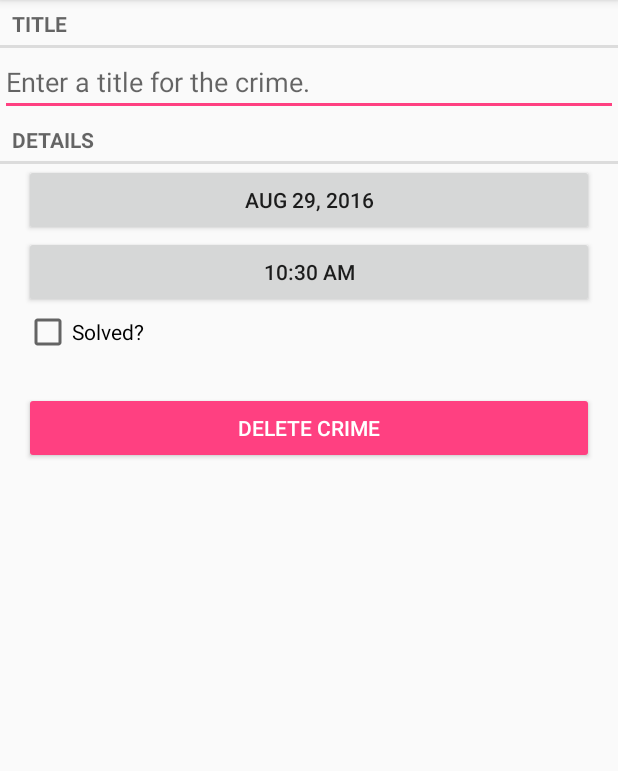
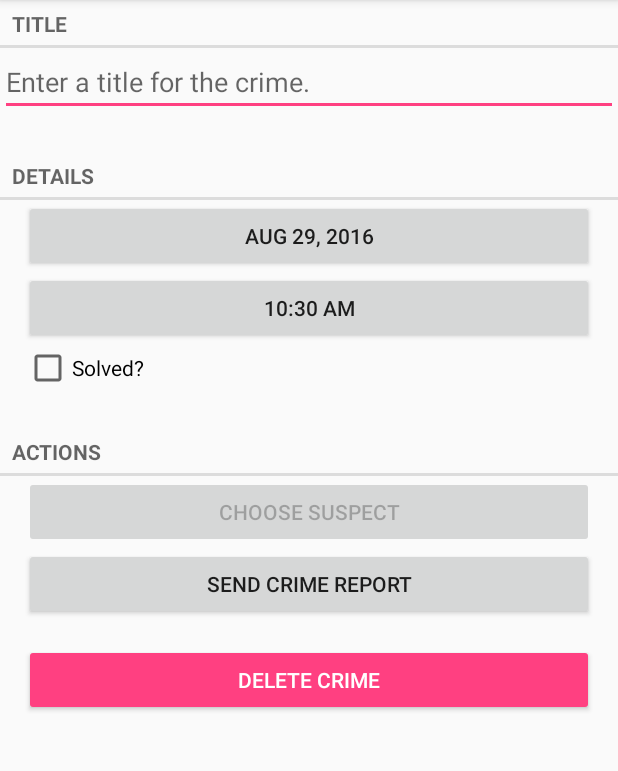
Before and after one commit to rosscooperman/android, an Android app: the CrimePagerActivity screen opened directly, with no data from a screen before it, on a phone screen of 412 x 824 dp, the part 84-855 px from its top. Run offline under Robolectric (Android 15) with nearby library versions, the phone set to English and light mode, and no system bars.

Commit message:
Chapter 15 Challenge 1

```diff
--- a/app/src/main/java/com/knowme/criminalintent/Crime.java
+++ b/app/src/main/java/com/knowme/criminalintent/Crime.java
@@ -13,6 +13,7 @@ public class Crime {
     private String mTitle;
     private Date mDate;
     private boolean mSolved;
+    private String mSuspect;
 
     public Crime() {
         this(UUID.randomUUID());
@@ -51,12 +52,21 @@ public class Crime {
         mSolved = solved;
     }
 
+    public String getSuspect() {
+        return mSuspect;
+    }
+
+    public void setSuspect(String suspect) {
+        mSuspect = suspect;
+    }
+
     public ContentValues toContentValues() {
         ContentValues values = new ContentValues();
         values.put(CrimeTable.Cols.UUID, getId().toString());
         values.put(CrimeTable.Cols.TITLE, getTitle());
         values.put(CrimeTable.Cols.DATE, getDate().getTime());
         values.put(CrimeTable.Cols.SOLVED, isSolved() ? 1 : 0);
+        values.put(CrimeTable.Cols.SUSPECT, getSuspect());
         return values;
     }
 }
--- a/app/src/main/java/com/knowme/criminalintent/CrimeBaseHelper.java
+++ b/app/src/main/java/com/knowme/criminalintent/CrimeBaseHelper.java
@@ -22,7 +22,8 @@ public class CrimeBaseHelper extends SQLiteOpenHelper {
                 CrimeTable.Cols.UUID + ", " +
                 CrimeTable.Cols.TITLE + ", " +
                 CrimeTable.Cols.DATE + ", " +
-                CrimeTable.Cols.SOLVED +
+                CrimeTable.Cols.SOLVED + ", " +
+                CrimeTable.Cols.SUSPECT +
                 ")"
         );
     }
--- a/app/src/main/java/com/knowme/criminalintent/CrimeCursorWrapper.java
+++ b/app/src/main/java/com/knowme/criminalintent/CrimeCursorWrapper.java
@@ -19,11 +19,13 @@ public class CrimeCursorWrapper extends CursorWrapper {
         String title = getString(getColumnIndex(CrimeTable.Cols.TITLE));
         long date = getLong(getColumnIndex(CrimeTable.Cols.DATE));
         int isSolved = getInt(getColumnIndex(CrimeTable.Cols.SOLVED));
+        String suspect = getString(getColumnIndex(CrimeTable.Cols.SUSPECT));
 
         Crime crime = new Crime(UUID.fromString(uuidString));
         crime.setTitle(title);
         crime.setDate(new Date(date));
         crime.setSolved(isSolved != 0);
+        crime.setSuspect(suspect);
 
         return crime;
     }
--- a/app/src/main/java/com/knowme/criminalintent/CrimeDbSchema.java
+++ b/app/src/main/java/com/knowme/criminalintent/CrimeDbSchema.java
@@ -10,6 +10,7 @@ public class CrimeDbSchema {
             public static final String TITLE = "title";
             public static final String DATE = "date";
             public static final String SOLVED = "solved";
+            public static final String SUSPECT = "suspect";
         }
     }
 }
--- a/app/src/main/java/com/knowme/criminalintent/CrimeFragment.java
+++ b/app/src/main/java/com/knowme/criminalintent/CrimeFragment.java
@@ -2,9 +2,15 @@ package com.knowme.criminalintent;
 
 import android.app.Activity;
 import android.content.Intent;
+import android.content.pm.PackageManager;
+import android.database.Cursor;
+import android.net.Uri;
 import android.os.Bundle;
+import android.provider.ContactsContract;
 import android.support.annotation.Nullable;
 import android.support.v4.app.Fragment;
+import android.support.v4.app.ShareCompat;
+import android.support.v4.app.ShareCompat.IntentBuilder;
 import android.text.Editable;
 import android.text.TextWatcher;
 import android.text.format.DateFormat;
@@ -29,7 +35,7 @@ public class CrimeFragment extends Fragment {
 
     private static final int REQUEST_DATE = 0;
     private static final int REQUEST_TIME = 1;
-
+    private static final int REQUEST_CONTACT = 3;
 
     private Crime mCrime;
 
@@ -37,6 +43,8 @@ public class CrimeFragment extends Fragment {
     private Button mDateButton;
     private Button mTimeButton;
     private CheckBox mSolvedCheckBox;
+    private Button mSuspectButton;
+    private Button mSendReportButton;
     private Button mDeleteButton;
 
     private void updateDate() {
@@ -45,6 +53,26 @@ public class CrimeFragment extends Fragment {
 
         mDateButton.setText(dateFormatter.format(mCrime.getDate()));
         mTimeButton.setText(timeFormatter.format(mCrime.getDate()));
+    }
+
+    private String getCrimeReport() {
+        String solvedString = null;
+        if (mCrime.isSolved()) {
+            solvedString = getString(R.string.crime_report_solved);
+        } else {
+            solvedString = getString(R.string.crime_report_unsolved);
+        }
+
+        String dateString = DateFormat.format("EEE, MMM dd", mCrime.getDate()).toString();
+
+        String suspect= mCrime.getSuspect();
+        if (suspect == null) {
+            suspect = getString(R.string.crime_report_no_suspect);
+        } else {
+            suspect = getString(R.string.crime_report_suspect, suspect);
+        }
+
+        return getString(R.string.crime_report, mCrime.getTitle(), dateString, solvedString, suspect);
     }
 
     @Override
@@ -69,6 +97,8 @@ public class CrimeFragment extends Fragment {
         mDateButton = (Button)v.findViewById(R.id.crime_date);
         mTimeButton = (Button)v.findViewById(R.id.crime_time);
         mSolvedCheckBox = (CheckBox)v.findViewById(R.id.crime_solved);
+        mSuspectButton = (Button)v.findViewById(R.id.choose_suspect_button);
+        mSendReportButton = (Button)v.findViewById(R.id.send_report_button);
         mDeleteButton = (Button)v.findViewById(R.id.delete_crime_button);
 
         mTitleField.setText(mCrime.getTitle());
@@ -113,6 +143,36 @@ public class CrimeFragment extends Fragment {
             }
         });
 
+        final Intent pickContactIntent = new Intent(Intent.ACTION_PICK, ContactsContract.Contacts.CONTENT_URI);
+        PackageManager manager = getActivity().getPackageManager();
+        if (manager.resolveActivity(pickContactIntent, PackageManager.MATCH_DEFAULT_ONLY) == null) {
+            mSuspectButton.setEnabled(false);
+        }
+
+        mSuspectButton.setOnClickListener(new View.OnClickListener() {
+            @Override
+            public void onClick(View view) {
+                startActivityForResult(pickContactIntent, REQUEST_CONTACT);
+            }
+        });
+
+        if (mCrime.getSuspect() != null) {
+            mSuspectButton.setText(mCrime.getSuspect());
+        }
+
+        mSendReportButton.setOnClickListener(new View.OnClickListener() {
+            @Override
+            public void onClick(View view) {
+                IntentBuilder builder = IntentBuilder.from(getActivity());
+                builder.setType("text/plain");
+                builder.setText(getCrimeReport());
+                builder.setSubject(getString(R.string.crime_report_subject));
+
+                Intent c = Intent.createChooser(builder.getIntent(), getString(R.string.send_report));
+                startActivity(c);
+            }
+        });
+
         mDeleteButton.setOnClickListener(new View.OnClickListener() {
             @Override
             public void onClick(View view) {
@@ -146,6 +206,23 @@ public class CrimeFragment extends Fragment {
 
             Date newDate = new GregorianCalendar(year, month, day, hour, minute).getTime();
             mCrime.setDate(newDate);
+        } else if (requestCode == REQUEST_CONTACT && data != null) {
+            Uri contactUri = data.getData();
+            String[] queryFields = new String[] { ContactsContract.Contacts.DISPLAY_NAME };
+
+            Cursor c = getActivity().getContentResolver().query(contactUri, queryFields, null, null, null);
+
+            try {
+                if (c.getCount() == 0) {
+                    return;
+                }
+
+                c.moveToFirst();
+                mCrime.setSuspect(c.getString(0));
+                mSuspectButton.setText(mCrime.getSuspect());
+            } finally {
+                c.close();
+            }
         }
 
         updateDate();
--- a/app/src/main/res/layout/fragment_crime.xml
+++ b/app/src/main/res/layout/fragment_crime.xml
@@ -21,6 +21,7 @@
         android:text="@string/crime_details_label"
         android:layout_width="match_parent"
         android:layout_height="wrap_content"
+        android:layout_marginTop="24dp"
         style="?android:attr/listSeparatorTextViewStyle"/>
 
     <Button
@@ -47,11 +48,34 @@
         android:layout_marginLeft="16dp"
         android:layout_marginRight="16dp"/>
 
+    <TextView
+        android:text="@string/crime_actions_label"
+        android:layout_width="match_parent"
+        android:layout_height="wrap_content"
+        android:layout_marginTop="24dp"
+        style="?android:attr/listSeparatorTextViewStyle"/>
+
+    <Button
+        android:id="@+id/choose_suspect_button"
+        android:layout_width="match_parent"
+        android:layout_height="wrap_content"
+        android:layout_marginLeft="16dp"
+        android:layout_marginRight="16dp"
+        android:text="@string/crime_choose_suspect_button"/>
+
+    <Button
+        android:id="@+id/send_report_button"
+        android:layout_width="match_parent"
+        android:layout_height="wrap_content"
+        android:layout_marginLeft="16dp"
+        android:layout_marginRight="16dp"
+        android:text="@string/crime_send_report_button"/>
+
     <Button
         android:id="@+id/delete_crime_button"
         android:layout_width="match_parent"
         android:layout_height="wrap_content"
-        android:layout_marginTop="24dp"
+        android:layout_marginTop="16dp"
         android:layout_marginLeft="16dp"
         android:layout_marginRight="16dp"
         android:text="@string/crime_delete_button"
--- a/app/src/main/res/values/strings.xml
+++ b/app/src/main/res/values/strings.xml
@@ -9,8 +9,18 @@
     <string name="new_crime">New Crime</string>
     <string name="crime_delete_button">Delete Crime</string>
     <string name="crime_list_empty_state">Create Your First Event</string>
+    <string name="crime_actions_label">Actions</string>
+    <string name="crime_choose_suspect_button">Choose Suspect</string>
+    <string name="crime_send_report_button">Send Crime Report</string>
     <plurals name="subtitle_plural">
         <item quantity="one">%1$d crime</item>
         <item quantity="other">%1$d crimes</item>
     </plurals>
+    <string name="crime_report">%1$s! The crime was discovered on %2$s. %3$s, and %4$s</string>
+    <string name="crime_report_solved">The case is solved</string>
+    <string name="crime_report_unsolved">The case is not solved</string>
+    <string name="crime_report_no_suspect">there is no suspect.</string>
+    <string name="crime_report_suspect">the suspect is %s.</string>
+    <string name="crime_report_subject">CriminalIntent Crime Report</string>
+    <string name="send_report">Send crime report via</string>
 </resources>
```
